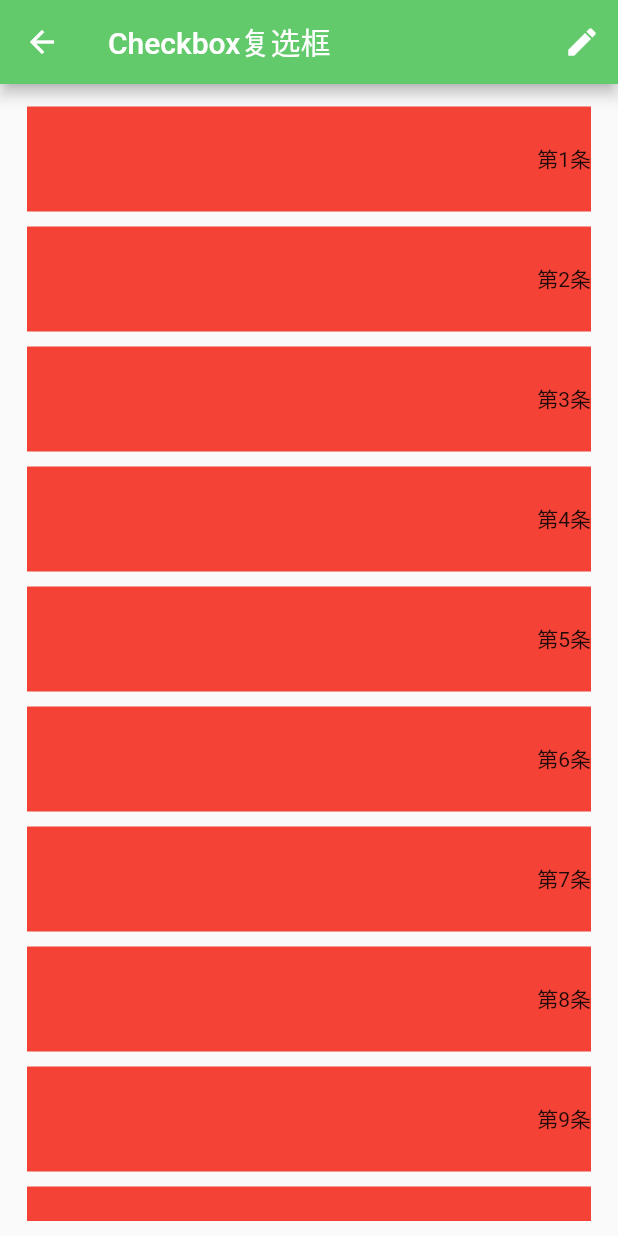
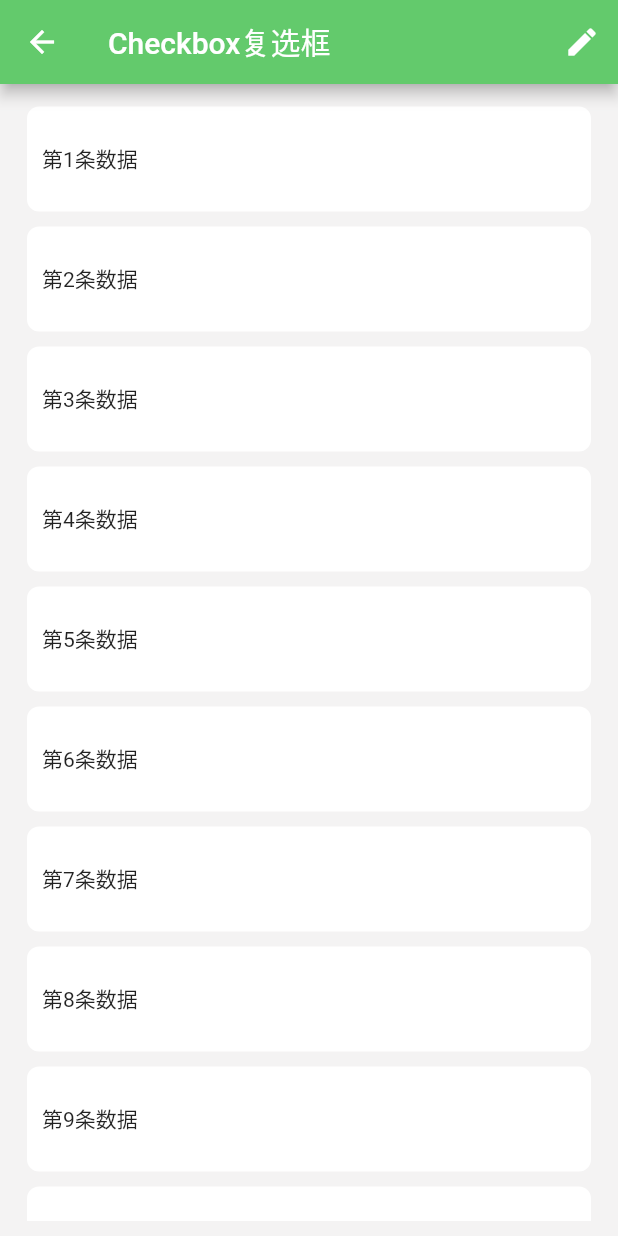
Before and after one commit to Tomous/FlutterTool, a Flutter app: the CheckBoxPage screen opened directly, on a phone screen of 412 x 824 dp. Run offline on Flutter 3.47's test engine with Material 2 defaults, Android fonts, the phone set to English and light mode, and no system bars; our stand-ins replace fluttertoast.

Commit message:
优化checkBox

```diff
--- a/lib/pages/drawpages/check_box_page.dart
+++ b/lib/pages/drawpages/check_box_page.dart
@@ -21,8 +21,8 @@ class _CheckBoxPageState extends State<CheckBoxPage> {
     super.initState();
     for (int i = 0; i < 20; i++) {
       _list.add({
-        "id": i,
-        "name": "第${i + 1}条",
+        "id": i + 1,
+        "name": "第${i + 1}条数据",
         "isChecked": false, //默认未选中
       });
     }
@@ -62,26 +62,33 @@ class _CheckBoxPageState extends State<CheckBoxPage> {
       );
     }
     return Container(
+      color: const Color.fromARGB(26, 188, 178, 178),
       padding: const EdgeInsets.all(10.0),
       child: Stack(
         alignment: Alignment.bottomCenter,
         children: [
+          Container(
+            padding: EdgeInsets.only(bottom: _isShowCheckBoxBtn ? 0 : 30.0),
             //列表
-          ListView.builder(
+            child: ListView.builder(
               itemCount: _list.length,
               itemExtent: 80.0,
               itemBuilder: (context, index) {
                 return _createListItem(_list[index]);
               },
             ),
+          ),
           //底部操作样式
           Offstage(
             offstage: _isShowCheckBoxBtn,
-            child: Padding(
-              padding: const EdgeInsets.fromLTRB(8, 0, 8, 0),
             child: Container(
-                height: 40.0,
-                color: Colors.green,
+              decoration: const BoxDecoration(
+                borderRadius: BorderRadius.all(Radius.circular(5.0)),
+                color: Color(AppColors.APP_THEME_COLOR),
+              ),
+              margin: const EdgeInsets.all(10.0),
+              padding: const EdgeInsets.only(right: 10.0),
+              height: 50.0,
               child: Row(
                 mainAxisAlignment: MainAxisAlignment.spaceBetween,
                 children: [
@@ -119,7 +126,6 @@ class _CheckBoxPageState extends State<CheckBoxPage> {
               ),
             ),
           ),
-          ),
         ],
       ),
     );
@@ -130,10 +136,13 @@ class _CheckBoxPageState extends State<CheckBoxPage> {
     return Padding(
       padding: const EdgeInsets.fromLTRB(8, 5, 8, 5),
       child: Container(
-        height: 80.0,
-        color: Colors.red,
+        padding: const EdgeInsets.all(10.0),
+        decoration: const BoxDecoration(
+          color: Colors.white,
+          borderRadius: BorderRadius.all(Radius.circular(8.0)),
+        ),
         child: Row(
-          mainAxisAlignment: MainAxisAlignment.spaceBetween,
+          // mainAxisAlignment: MainAxisAlignment.spaceBetween,
           children: [
             Offstage(
               offstage: _isShowCheckBoxBtn,
```
Lines whose indentation alone changed are shown as unchanged.
